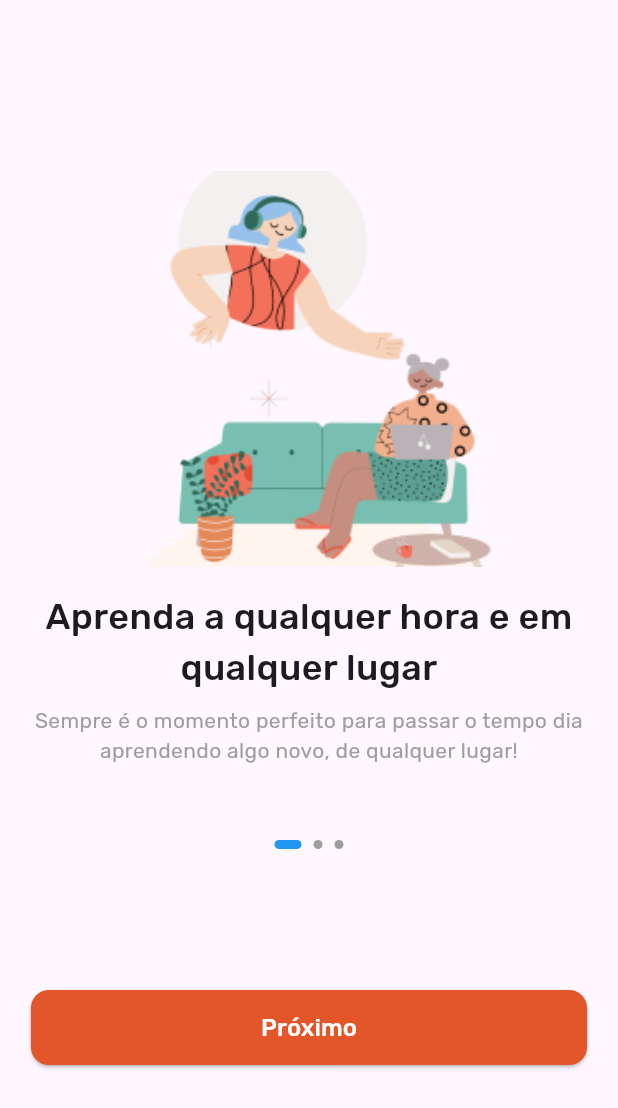
After one commit to lucasdsmachado/code_factory, a Flutter app: the IntroPage screen opened directly, on a phone screen of 412 x 824 dp. The commit adds this screen. Shown: the top 1108 px of the screen. Run offline on Flutter 3.47's test engine with Material 3 defaults, Android fonts, the phone set to English and light mode, and no system bars; drawn by our look-alikes of smooth_page_indicator.

Commit message:
feat: adciona a intro screen

```diff
--- /dev/null
+++ b/lib/app/pages/intro_page.dart
@@ -0,0 +1,112 @@
+import 'package:code_factory/app/pages/login_page.dart';
+import 'package:code_factory/app/widgets/generic_button.dart';
+import 'package:code_factory/app/widgets/intro_card.dart';
+import 'package:flutter/material.dart';
+import 'package:smooth_page_indicator/smooth_page_indicator.dart';
+
+class IntroPage extends StatefulWidget {
+  const IntroPage({super.key});
+
+  @override
+  State<IntroPage> createState() => _IntroPageState();
+}
+
+// TODO: ADCIONAR BOTÃO SKIP
+
+class _IntroPageState extends State<IntroPage> {
+  final PageController _controller = PageController();
+  int currentPage = 0;
+
+  @override
+  void initState() {
+    super.initState();
+    _controller.addListener(() {
+      setState(() {
+        currentPage = _controller.page?.round() ?? 0;
+      });
+    });
+  }
+
+  @override
+  Widget build(BuildContext context) {
+    return Scaffold(
+      body: LayoutBuilder(
+        builder: (context, constraints) {
+          return Column(
+            mainAxisAlignment: MainAxisAlignment.center,
+            children: [
+              SizedBox(
+                height: 446,
+                width: constraints.maxWidth, // Use the max width of the parent
+                child: PageView(
+                  controller: _controller,
+                  children: const [
+                    CardWidget(
+                      imagePath: 'assets/images/intro_1.png',
+                      title: 'Aprenda a qualquer hora e em qualquer lugar',
+                      description:
+                          'Sempre é o momento perfeito para passar o tempo dia aprendendo algo novo, de qualquer lugar!',
+                    ),
+                    CardWidget(
+                      imagePath: 'assets/images/intro_2.png',
+                      title: 'Encontre um curso para você',
+                      description:
+                          'O conhecimento não tem fronteiras, nem o seu potencial. Explore um novo universo hoje!',
+                    ),
+                    CardWidget(
+                      imagePath: 'assets/images/intro_3.png',
+                      title: 'Aperfeiçoe suas habilidades',
+                      description:
+                          'O aprendizado é a única aventura que dura a vida toda.',
+                    ),
+                  ],
+                ),
+              ),
+              SmoothPageIndicator(
+                controller: _controller,
+                count: 3,
+                effect: const ExpandingDotsEffect(
+                  dotColor: Colors.grey,
+                  activeDotColor: Colors.blue,
+                  dotHeight: 6,
+                  dotWidth: 6,
+                ),
+              ),
+              const SizedBox(height: 94),
+              GenericButton(
+                buttonText: currentPage == 2 ? 'Vamos começar' : 'Próximo',
+                onPressedFunction: currentPage == 2
+                    ? () => Navigator.pushReplacement(
+                          context,
+                          PageRouteBuilder(
+                            pageBuilder:
+                                (context, animation, secondaryAnimation) =>
+                                    LoginPage(),
+                            transitionsBuilder: (context, animation,
+                                secondaryAnimation, child) {
+                              const begin = Offset(1.0, 0.0);
+                              const end = Offset.zero;
+                              const curve = Curves.ease;
+
+                              var tween = Tween(begin: begin, end: end)
+                                  .chain(CurveTween(curve: curve));
+
+                              return SlideTransition(
+                                position: animation.drive(tween),
+                                child: child,
+                              );
+                            },
+                          ),
+                        )
+                    : () => _controller.nextPage(
+                          duration: const Duration(seconds: 1),
+                          curve: Curves.easeInOut,
+                        ),
+              )
+            ],
+          );
+        },
+      ),
+    );
+  }
+}
--- a/lib/app/pages/splash_page.dart
+++ b/lib/app/pages/splash_page.dart
@@ -1,3 +1,4 @@
+import 'package:code_factory/app/pages/intro_page.dart';
 import 'package:code_factory/app/pages/login_page.dart';
 import 'package:flutter/material.dart';
 
@@ -20,7 +21,7 @@ class _SplashScreenState extends State<SplashScreen> {
     if (mounted) {
       Navigator.pushReplacement(
         context,
-        MaterialPageRoute(builder: (context) => LoginPage()),
+        MaterialPageRoute(builder: (context) => IntroPage()),
       );
     }
   }
--- /dev/null
+++ b/lib/app/widgets/intro_card.dart
@@ -0,0 +1,65 @@
+import 'package:flutter/material.dart';
+
+class CardWidget extends StatelessWidget {
+  final String imagePath;
+  final String title;
+  final String description;
+
+  const CardWidget({
+    super.key,
+    required this.imagePath,
+    required this.title,
+    required this.description,
+  });
+
+  @override
+  Widget build(BuildContext context) {
+    return Column(
+      crossAxisAlignment: CrossAxisAlignment.start,
+      children: [
+        ClipRRect(
+          borderRadius: const BorderRadius.only(
+            topLeft: Radius.circular(15),
+            topRight: Radius.circular(15),
+          ),
+          child: Image.asset(
+            imagePath,
+            width: double.infinity,
+            height: 264,
+            fit: BoxFit.cover,
+          ),
+        ),
+        Padding(
+          padding: const EdgeInsets.all(16),
+          child: Column(
+            crossAxisAlignment: CrossAxisAlignment.start,
+            children: [
+              Text(
+                title,
+                style: const TextStyle(
+                  fontSize: 24,
+                  fontVariations: [
+                    FontVariation("wght", 500),
+                  ],
+                ),
+                textAlign: TextAlign.center,
+              ),
+              const SizedBox(height: 8),
+              Text(
+                description,
+                style: const TextStyle(
+                  fontSize: 14,
+                  color: Colors.grey,
+                  fontVariations: [
+                    FontVariation("wght", 400),
+                  ],
+                ),
+                textAlign: TextAlign.center,
+              ),
+            ],
+          ),
+        ),
+      ],
+    );
+  }
+}
```
Also changed, not shown: pubspec.yaml (+4 -3 lines), assets/images/intro_1.png (added), assets/images/intro_2.png (added), assets/images/intro_3.png (added), pubspec.lock.
